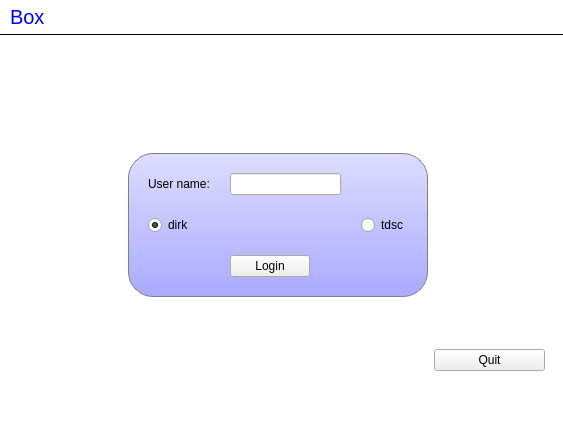
First picture: the form in MainWindow.ui, repository hstinux/chatterbox, before the edit.
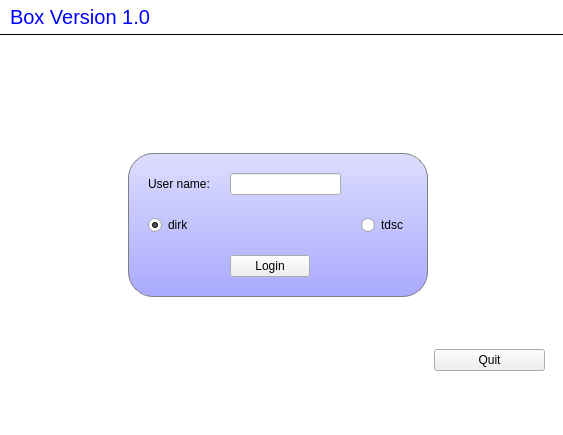
Second picture: the form after the edit.

Commit message: Version 1.0 hinzugefügt

```diff
--- a/MainWindow.ui
+++ b/MainWindow.ui
@@ -61,7 +61,7 @@
        </sizepolicy>
       </property>
       <property name="text">
-       <string>Box</string>
+       <string>Box Version 1.0</string>
       </property>
      </widget>
     </item>
```
